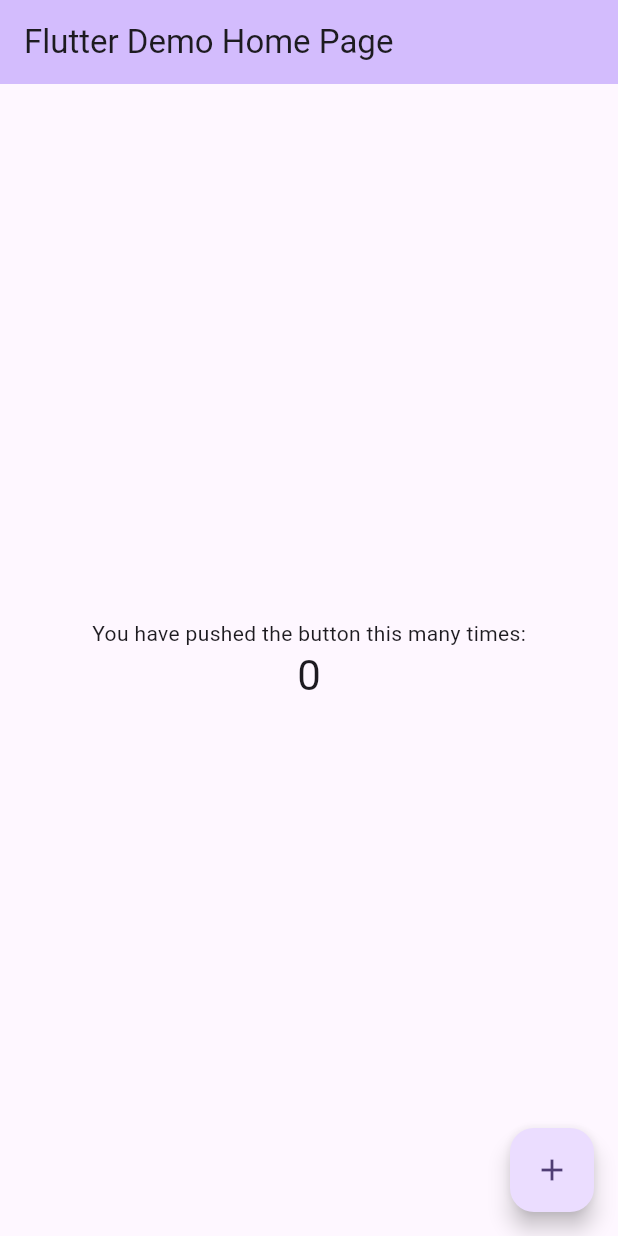
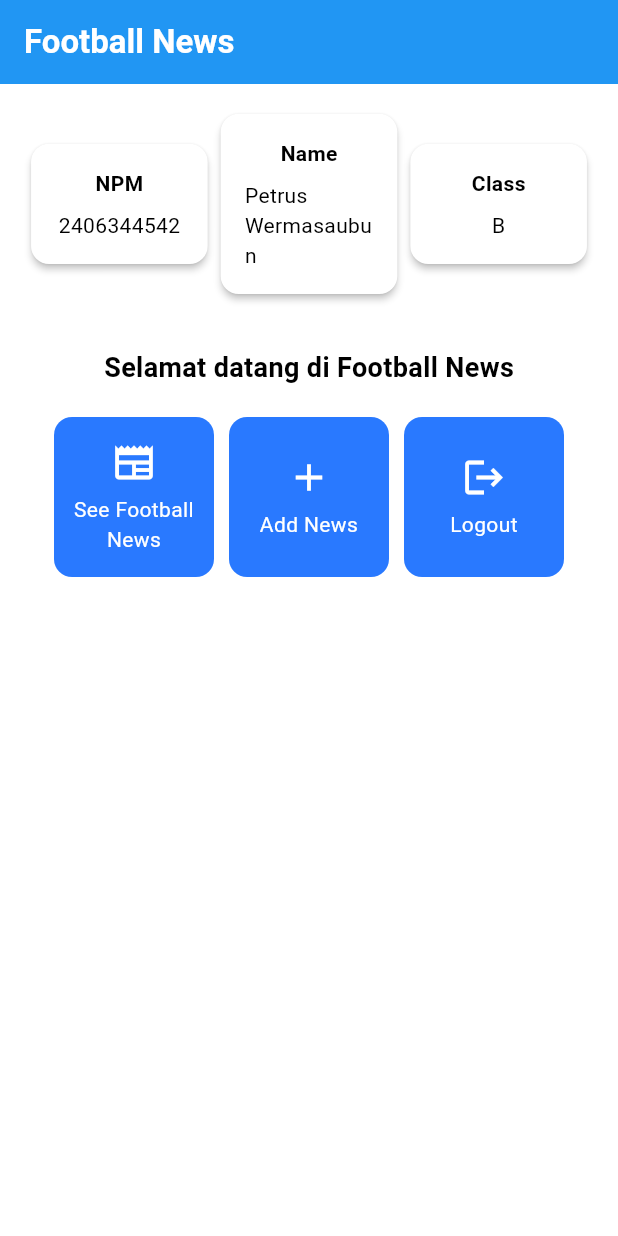
Before and after one commit to pit135/football-news-mobile, a Flutter app: the screen it shows after launch, on a phone screen of 412 x 824 dp. Run offline on Flutter 3.47's test engine with Material 3 defaults, Android fonts, the phone set to English and light mode, and no system bars.

Commit message:
done tutor 6

```diff
--- a/football_news/lib/main.dart
+++ b/football_news/lib/main.dart
@@ -1,4 +1,5 @@
 import 'package:flutter/material.dart';
+import 'package:football_news/menu.dart';
 
 void main() {
   runApp(const MyApp());
@@ -7,116 +8,21 @@ void main() {
 class MyApp extends StatelessWidget {
   const MyApp({super.key});
 
-  // This widget is the root of your application.
   @override
   Widget build(BuildContext context) {
     return MaterialApp(
-      title: 'Flutter Demo',
+      title: 'Football News',
       theme: ThemeData(
-        // This is the theme of your application.
-        //
-        // TRY THIS: Try running your application with "flutter run". You'll see
-        // the application has a purple toolbar. Then, without quitting the app,
-        // try changing the seedColor in the colorScheme below to Colors.green
-        // and then invoke "hot reload" (save your changes or press the "hot
-        // reload" button in a Flutter-supported IDE, or press "r" if you used
-        // the command line to start the app).
-        //
-        // Notice that the counter didn't reset back to zero; the application
-        // state is not lost during the reload. To reset the state, use hot
-        // restart instead.
-        //
-        // This works for code too, not just values: Most code changes can be
-        // tested with just a hot reload.
-        colorScheme: ColorScheme.fromSeed(seedColor: Colors.deepPurple),
+        // LANGKAH 1: ubah tema warna aplikasi
+        colorScheme: ColorScheme.fromSwatch(
+          primarySwatch: Colors.blue,
+        ).copyWith(
+          secondary: Colors.blueAccent[400],
+        ),
+        useMaterial3: true,
       ),
-      home: const MyHomePage(title: 'Flutter Demo Home Page'),
+      // LANGKAH 2: panggil MyHomePage() tanpa const dan tanpa title
+      home: MyHomePage(),
     );
   }
 }
-
-class MyHomePage extends StatefulWidget {
-  const MyHomePage({super.key, required this.title});
-
-  // This widget is the home page of your application. It is stateful, meaning
-  // that it has a State object (defined below) that contains fields that affect
-  // how it looks.
-
-  // This class is the configuration for the state. It holds the values (in this
-  // case the title) provided by the parent (in this case the App widget) and
-  // used by the build method of the State. Fields in a Widget subclass are
-  // always marked "final".
-
-  final String title;
-
-  @override
-  State<MyHomePage> createState() => _MyHomePageState();
-}
-
-class _MyHomePageState extends State<MyHomePage> {
-  int _counter = 0;
-
-  void _incrementCounter() {
-    setState(() {
-      // This call to setState tells the Flutter framework that something has
-      // changed in this State, which causes it to rerun the build method below
-      // so that the display can reflect the updated values. If we changed
-      // _counter without calling setState(), then the build method would not be
-      // called again, and so nothing would appear to happen.
-      _counter++;
-    });
-  }
-
-  @override
-  Widget build(BuildContext context) {
-    // This method is rerun every time setState is called, for instance as done
-    // by the _incrementCounter method above.
-    //
-    // The Flutter framework has been optimized to make rerunning build methods
-    // fast, so that you can just rebuild anything that needs updating rather
-    // than having to individually change instances of widgets.
-    return Scaffold(
-      appBar: AppBar(
-        // TRY THIS: Try changing the color here to a specific color (to
-        // Colors.amber, perhaps?) and trigger a hot reload to see the AppBar
-        // change color while the other colors stay the same.
-        backgroundColor: Theme.of(context).colorScheme.inversePrimary,
-        // Here we take the value from the MyHomePage object that was created by
-        // the App.build method, and use it to set our appbar title.
-        title: Text(widget.title),
-      ),
-      body: Center(
-        // Center is a layout widget. It takes a single child and positions it
-        // in the middle of the parent.
-        child: Column(
-          // Column is also a layout widget. It takes a list of children and
-          // arranges them vertically. By default, it sizes itself to fit its
-          // children horizontally, and tries to be as tall as its parent.
-          //
-          // Column has various properties to control how it sizes itself and
-          // how it positions its children. Here we use mainAxisAlignment to
-          // center the children vertically; the main axis here is the vertical
-          // axis because Columns are vertical (the cross axis would be
-          // horizontal).
-          //
-          // TRY THIS: Invoke "debug painting" (choose the "Toggle Debug Paint"
-          // action in the IDE, or press "p" in the console), to see the
-          // wireframe for each widget.
-          mainAxisAlignment: MainAxisAlignment.center,
-          children: <Widget>[
-            const Text('You have pushed the button this many times:'),
-            Text(
-              '$_counter',
-              style: Theme.of(context).textTheme.headlineMedium,
-            ),
-          ],
-        ),
-      ),
-      floatingActionButton: FloatingActionButton(
-        onPressed: _incrementCounter,
-        tooltip: 'Increment',
-        child: const Icon(Icons.add),
-      ), // This trailing comma makes auto-formatting nicer for build methods.
-    );
-  }
-}
--- /dev/null
+++ b/football_news/lib/menu.dart
@@ -0,0 +1,187 @@
+import 'package:flutter/material.dart';
+
+// -----------------------------------------
+// ItemHomepage: model data untuk tombol grid
+// -----------------------------------------
+class ItemHomepage {
+  final String name;
+  final IconData icon;
+
+  ItemHomepage(this.name, this.icon);
+}
+
+// -----------------------------------------
+// InfoCard: kartu info simple (NPM, Nama, Kelas)
+// -----------------------------------------
+class InfoCard extends StatelessWidget {
+  // Kartu informasi yang menampilkan title dan content.
+
+  final String title;   // Judul kartu.
+  final String content; // Isi kartu.
+
+  const InfoCard({super.key, required this.title, required this.content});
+
+  @override
+  Widget build(BuildContext context) {
+    return Card(
+      elevation: 2.0, // bayangan halus di bawah card
+      child: Container(
+        width: MediaQuery.of(context).size.width / 3.5,
+        padding: const EdgeInsets.all(16.0),
+        child: Column(
+          children: [
+            Text(
+              title,
+              style: const TextStyle(fontWeight: FontWeight.bold),
+            ),
+            const SizedBox(height: 8.0),
+            Text(content),
+          ],
+        ),
+      ),
+    );
+  }
+}
+
+// -----------------------------------------
+// ItemCard: kartu tombol berikon di grid
+// -----------------------------------------
+class ItemCard extends StatelessWidget {
+  // Menampilkan kartu dengan ikon dan nama.
+  final ItemHomepage item;
+
+  const ItemCard(this.item, {super.key});
+
+  @override
+  Widget build(BuildContext context) {
+    return Material(
+      // warna latar belakang dari tema aplikasi (pakai secondary)
+      color: Theme.of(context).colorScheme.secondary,
+      borderRadius: BorderRadius.circular(12),
+      child: InkWell(
+        onTap: () {
+          // snackbar saat tombol ditekan
+          ScaffoldMessenger.of(context)
+            ..hideCurrentSnackBar()
+            ..showSnackBar(
+              SnackBar(
+                content: Text(
+                  "Kamu telah menekan tombol ${item.name}!",
+                ),
+              ),
+            );
+        },
+        child: Container(
+          padding: const EdgeInsets.all(8),
+          child: Center(
+            child: Column(
+              mainAxisAlignment: MainAxisAlignment.center,
+              children: [
+                Icon(
+                  item.icon,
+                  color: Colors.white,
+                  size: 30.0,
+                ),
+                const Padding(padding: EdgeInsets.all(3)),
+                Text(
+                  item.name,
+                  textAlign: TextAlign.center,
+                  style: const TextStyle(
+                    color: Colors.white,
+                  ),
+                ),
+              ],
+            ),
+          ),
+        ),
+      ),
+    );
+  }
+}
+
+// -----------------------------------------
+// MyHomePage: sekarang StatelessWidget
+// -----------------------------------------
+class MyHomePage extends StatelessWidget {
+  MyHomePage({super.key});
+
+  // LANGKAH 3:
+  // data identitas kamu
+  final String nama = "Petrus Wermasaubun";      // ganti pakai namamu sendiri
+  final String npm = "2406344542";               // ganti pakai NPM-mu
+  final String kelas = "B";                      // ganti pakai kelasmu
+
+  // LANGKAH 4:
+  // daftar tombol di menu utama
+  final List<ItemHomepage> items = [
+    ItemHomepage("See Football News", Icons.newspaper),
+    ItemHomepage("Add News", Icons.add),
+    ItemHomepage("Logout", Icons.logout),
+  ];
+
+  @override
+  Widget build(BuildContext context) {
+    // LANGKAH 5: gabungkan InfoCard + ItemCard
+    return Scaffold(
+      appBar: AppBar(
+        title: const Text(
+          'Football News',
+          style: TextStyle(
+            color: Colors.white,
+            fontWeight: FontWeight.bold,
+          ),
+        ),
+        backgroundColor: Theme.of(context).colorScheme.primary,
+      ),
+      body: Padding(
+        padding: const EdgeInsets.all(16.0),
+        child: Column(
+          crossAxisAlignment: CrossAxisAlignment.center,
+          children: [
+            // Row untuk 3 kartu identitas (NPM, Nama, Kelas)
+            Row(
+              mainAxisAlignment: MainAxisAlignment.spaceEvenly,
+              children: [
+                InfoCard(title: 'NPM', content: npm),
+                InfoCard(title: 'Name', content: nama),
+                InfoCard(title: 'Class', content: kelas),
+              ],
+            ),
+
+            const SizedBox(height: 16.0),
+
+            Center(
+              child: Column(
+                children: [
+                  const Padding(
+                    padding: EdgeInsets.only(top: 16.0),
+                    child: Text(
+                      'Selamat datang di Football News',
+                      style: TextStyle(
+                        fontWeight: FontWeight.bold,
+                        fontSize: 18.0,
+                      ),
+                    ),
+                  ),
+
+                  // Grid tombol menu
+                  GridView.count(
+                    primary: false,
+                    padding: const EdgeInsets.all(20),
+                    crossAxisSpacing: 10,
+                    mainAxisSpacing: 10,
+                    crossAxisCount: 3,
+                    shrinkWrap: true,
+                    children: items.map((ItemHomepage item) {
+                      return ItemCard(item);
+                    }).toList(),
+                  ),
+                ],
+              ),
+            ),
+          ],
+        ),
+      ),
+    );
+  }
+}
```
